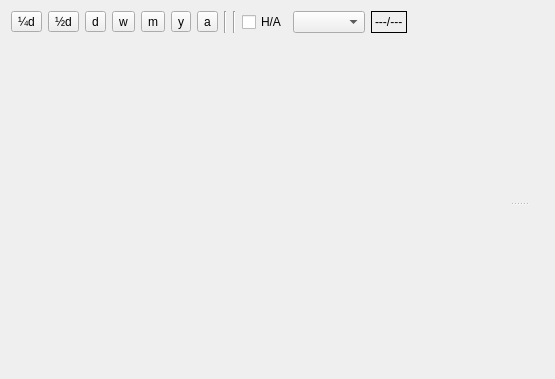
First picture: the form in src/widgets/price_chart_widget.ui, repository biddisco/lxqt-build-tools, before the edit; both pictures show x 0 to 555 and y 0 to 379 of the 1038 by 379 pixel window.
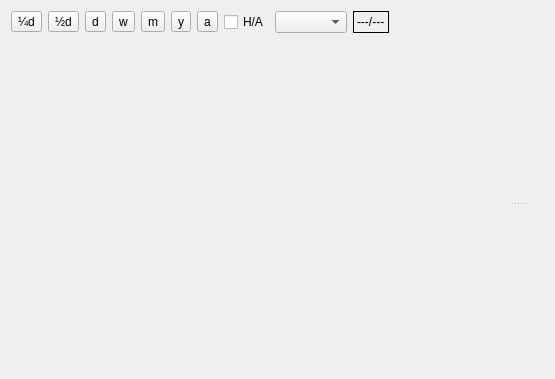
Second picture: the form after the edit.

Commit message: Improve initial (first display) of chart axes limits

The edit to the form file:
```diff
--- a/src/widgets/price_chart_widget.ui
+++ b/src/widgets/price_chart_widget.ui
@@ -65,20 +65,6 @@
        </property>
       </widget>
      </item>
-     <item>
-      <widget class="Line" name="line">
-       <property name="orientation">
-        <enum>Qt::Vertical</enum>
-       </property>
-      </widget>
-     </item>
-     <item>
-      <widget class="Line" name="line_2">
-       <property name="orientation">
-        <enum>Qt::Vertical</enum>
-       </property>
-      </widget>
-     </item>
      <item>
       <widget class="QCheckBox" name="heikin">
        <property name="text">
```
The commit also changes 4 other files.
